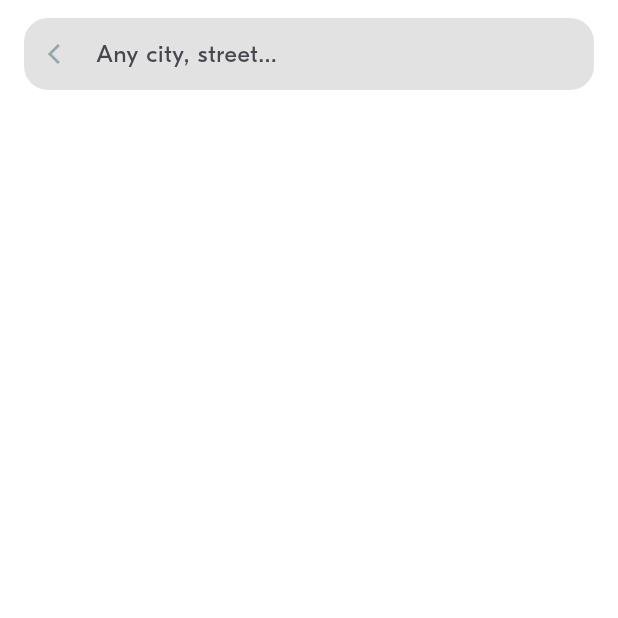
After one commit to saltherric/BlablaCar, a Flutter app: the screen it shows after launch, after a tap on "Leaving from", on a phone screen of 412 x 824 dp, the top half of it. The commit adds this screen. Run offline on Flutter 3.47's test engine with Material 3 defaults, Android fonts, the phone set to English and light mode, and no system bars; project files that could hold a hidden picture were left out.

Commit message:
BLA-004 Implement the Location Picker

```diff
--- /dev/null
+++ b/lib/ui/widgets/inputs/bla_location_picker.dart
@@ -0,0 +1,224 @@
+import 'package:flutter/material.dart';
+
+import 'package:blabla/models/ride/locations.dart';
+import 'package:blabla/services/locations_service.dart';
+import 'package:blabla/ui/theme/theme.dart';
+import 'package:blabla/ui/widgets/display/bla_divider.dart';
+
+class BlaLocationPicker extends StatefulWidget {
+  const BlaLocationPicker({super.key, required this.initLocation});
+
+  final Location? initLocation;
+
+  @override
+  State<BlaLocationPicker> createState() => _BlaLocationPickerState();
+}
+
+class _BlaLocationPickerState extends State<BlaLocationPicker> {
+  String currentSearchText = "";
+
+  @override
+  void initState() {
+    super.initState();
+
+    // Initialize the search bar if any initial location
+    if (widget.initLocation != null) {
+      currentSearchText = widget.initLocation!.name;
+    }
+  }
+
+  void onTap(Location location) {
+    Navigator.pop<Location>(context, location);
+  }
+
+  void onBackTap() {
+    Navigator.pop<Location>(context);
+  }
+
+  void onSearchChanged(String search) {
+    setState(() {
+      currentSearchText = search;
+    });
+  }
+
+  List<Location> get filteredLocation {
+    if (currentSearchText.length < 2) {
+      return <Location>[];
+    }
+
+    final String query = currentSearchText.toUpperCase();
+
+    return LocationsService.availableLocations
+        .where(
+          (Location location) => location.name.toUpperCase().contains(query),
+        )
+        .toList();
+  }
+
+  @override
+  Widget build(BuildContext context) {
+    return Scaffold(
+      body: Padding(
+        padding: const EdgeInsets.only(
+          left: BlaSpacings.m,
+          right: BlaSpacings.m,
+          top: BlaSpacings.s,
+        ),
+        child: Column(
+          children: [
+            LocationSearchBar(
+              initSearch: currentSearchText,
+              onBackTap: onBackTap,
+              onSearchChanged: onSearchChanged,
+            ),
+            const SizedBox(height: BlaSpacings.m),
+            Expanded(
+              child: ListView.builder(
+                itemCount: filteredLocation.length,
+                itemBuilder: (BuildContext context, int index) {
+                  return LocationTile(
+                    location: filteredLocation[index],
+                    onTap: onTap,
+                  );
+                },
+              ),
+            ),
+          ],
+        ),
+      ),
+    );
+  }
+}
+
+class LocationSearchBar extends StatefulWidget {
+  const LocationSearchBar({
+    super.key,
+    required this.onBackTap,
+    required this.onSearchChanged,
+    required this.initSearch,
+  });
+
+  final String initSearch;
+  final VoidCallback onBackTap;
+  final ValueChanged<String> onSearchChanged;
+
+  @override
+  State<LocationSearchBar> createState() => _LocationSearchBarState();
+}
+
+class _LocationSearchBarState extends State<LocationSearchBar> {
+  final TextEditingController _searchController = TextEditingController();
+  final FocusNode _focusNode = FocusNode();
+
+  @override
+  void initState() {
+    super.initState();
+    _searchController.text = widget.initSearch;
+  }
+
+  @override
+  void dispose() {
+    _searchController.dispose();
+    _focusNode.dispose();
+    super.dispose();
+  }
+
+  bool get searchIsNotEmpty => _searchController.text.isNotEmpty;
+
+  void onClearTap() {
+    // 1 - Clear the text field
+    _searchController.clear();
+
+    // 2 - Notify the parent so the result list becomes empty
+    widget.onSearchChanged("");
+
+    // 3 - Rebuild to hide the close icon immediately
+    setState(() {});
+  }
+
+  void onSearchTextChanged(String text) {
+    // 1 - Notify the parent
+    widget.onSearchChanged(text);
+
+    // 2 - Rebuild to show/hide the close icon
+    setState(() {});
+  }
+
+  @override
+  Widget build(BuildContext context) {
+    return Container(
+      decoration: BoxDecoration(
+        borderRadius: BorderRadius.circular(BlaSpacings.radius),
+        color: BlaColors.greyLight,
+      ),
+      child: Row(
+        children: [
+          // BACK ICON
+          IconButton(
+            onPressed: widget.onBackTap,
+            icon: Icon(
+              Icons.arrow_back_ios,
+              color: BlaColors.iconLight,
+              size: 16,
+            ),
+          ),
+
+          // TEXT FIELD
+          Expanded(
+            child: TextField(
+              focusNode: _focusNode, // Keep focus
+              controller: _searchController,
+              onChanged: onSearchTextChanged,
+              style: BlaTextStyles.body.copyWith(color: BlaColors.textLight),
+              decoration: const InputDecoration(
+                hintText: "Any city, street...",
+                border: InputBorder.none,
+                filled: false,
+              ),
+            ),
+          ),
+
+          // CLOSE ICON
+          if (searchIsNotEmpty)
+            IconButton(
+              onPressed: onClearTap,
+              icon: Icon(Icons.close, color: BlaColors.iconLight, size: 16),
+            ),
+        ],
+      ),
+    );
+  }
+}
+
+class LocationTile extends StatelessWidget {
+  const LocationTile({super.key, required this.location, required this.onTap});
+
+  final Location location;
+  final ValueChanged<Location> onTap;
+
+  String get title => location.name;
+  String get subTitle => location.country.name;
+
+  @override
+  Widget build(BuildContext context) {
+    return Column(
+      children: [
+        ListTile(
+          onTap: () => onTap(location),
+          leading: Icon(Icons.history, color: BlaColors.iconLight),
+          title: Text(title, style: BlaTextStyles.body),
+          subtitle: Text(
+            subTitle,
+            style: BlaTextStyles.label.copyWith(color: BlaColors.textLight),
+          ),
+          trailing: Icon(
+            Icons.arrow_forward_ios,
+            color: BlaColors.iconLight,
+            size: 16,
+          ),
+        ),
+        const BlaDivider(),
+      ],
+    );
+  }
+}
```
Also changed, not shown: lib/ui/screens/ride_pref/widgets/ride_pref_form.dart (+67 -59 lines).
